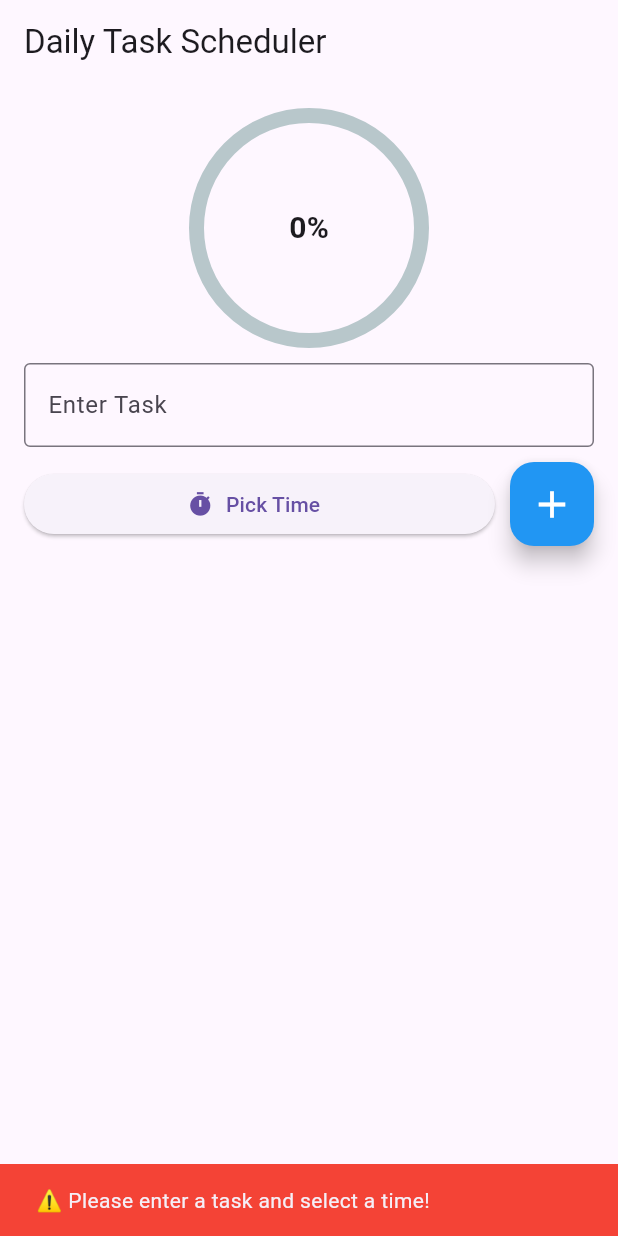
After one commit to Prashantkumar957/ai_study_assistant, a Flutter app: the TaskSchedulerPage screen opened directly, after a tap on the "add" icon, on a phone screen of 412 x 824 dp. The commit adds this screen. Run offline on Flutter 3.47's test engine with Material 3 defaults, Android fonts, the phone set to English and light mode, and no system bars; drawn by our look-alikes of percent_indicator; our stand-ins replace cloud_firestore, firebase_auth, firebase_core, google_fonts, google_sign_in; accounts and stored records are empty.

Commit message:
working on Weekly task

```diff
--- /dev/null
+++ b/lib/Screens/daily_task.dart
@@ -0,0 +1,230 @@
+import 'package:flutter/material.dart';
+import 'package:cloud_firestore/cloud_firestore.dart';
+import 'package:firebase_auth/firebase_auth.dart';
+import 'package:firebase_core/firebase_core.dart';
+import 'package:intl/intl.dart';
+import 'package:percent_indicator/circular_percent_indicator.dart';
+
+void main() async {
+  WidgetsFlutterBinding.ensureInitialized();
+  await Firebase.initializeApp();
+  runApp(MyApp());
+}
+
+class MyApp extends StatelessWidget {
+  @override
+  Widget build(BuildContext context) {
+    return MaterialApp(
+      debugShowCheckedModeBanner: false,
+      home: TaskSchedulerPage(),
+    );
+  }
+}
+
+class TaskSchedulerPage extends StatefulWidget {
+  @override
+  _TaskSchedulerPageState createState() => _TaskSchedulerPageState();
+}
+
+class _TaskSchedulerPageState extends State<TaskSchedulerPage> {
+  final TextEditingController _taskController = TextEditingController();
+  TimeOfDay? _selectedTime;
+  List<Map<String, dynamic>> tasks = [];
+  double progress = 0.0;
+  String? userEmail;
+
+  void _deleteTask(int index) async {
+    String taskId = tasks[index]['id'];
+
+    try {
+      await FirebaseFirestore.instance.collection('tasks').doc(taskId).delete();
+
+      setState(() {
+        tasks.removeAt(index);
+        _updateProgress();
+      });
+
+      _showSnackbar('🗑️ Task deleted!', Colors.red);
+    } catch (e) {
+      _showSnackbar('❌ Error deleting task!', Colors.red);
+    }
+  }
+
+  @override
+  void initState() {
+    super.initState();
+    _getUser();
+  }
+
+  void _getUser() async {
+    User? user = FirebaseAuth.instance.currentUser;
+    if (user != null) {
+      setState(() {
+        userEmail = user.email;
+      });
+      _fetchTasks();
+    }
+  }
+
+  void _fetchTasks() async {
+    if (userEmail == null) return;
+    String today = DateFormat('yyyy-MM-dd').format(DateTime.now());
+
+    try {
+      var snapshot = await FirebaseFirestore.instance
+          .collection('tasks')
+          .where('userEmail', isEqualTo: userEmail)
+          .where('date', isEqualTo: today)
+          .get();
+
+      setState(() {
+        tasks = snapshot.docs.map((doc) => {
+          'id': doc.id,
+          'task': doc['task'],
+          'time': doc['time'],
+          'completed': doc['completed'],
+        }).toList();
+        _updateProgress();
+      });
+    } catch (e) {
+      print("❌ Error fetching tasks: $e");
+    }
+  }
+
+  void _addTask() async {
+    if (_taskController.text.trim().isEmpty || _selectedTime == null || userEmail == null) {
+      _showSnackbar('⚠️ Please enter a task and select a time!', Colors.red);
+      return;
+    }
+
+    String formattedTime = DateFormat('hh:mm a').format(
+      DateTime(0, 0, 0, _selectedTime!.hour, _selectedTime!.minute),
+    );
+    String today = DateFormat('yyyy-MM-dd').format(DateTime.now());
+
+    try {
+      DocumentReference docRef = await FirebaseFirestore.instance.collection('tasks').add({
+        'task': _taskController.text.trim(),
+        'time': formattedTime,
+        'date': today,
+        'completed': false,
+        'userEmail': userEmail,
+      });
+
+      setState(() {
+        tasks.add({'id': docRef.id, 'task': _taskController.text.trim(), 'time': formattedTime, 'completed': false});
+        _taskController.clear();
+        _selectedTime = null;
+        _updateProgress();
+      });
+
+      _showSnackbar('✅ Task added successfully!', Colors.green);
+    } catch (e) {
+      _showSnackbar('❌ Failed to add task!', Colors.red);
+    }
+  }
+
+  void _updateProgress() {
+    int completedTasks = tasks.where((task) => task['completed']).length;
+    setState(() {
+      progress = tasks.isEmpty ? 0 : completedTasks / tasks.length;
+    });
+  }
+
+  void _toggleTaskCompletion(int index) async {
+    String taskId = tasks[index]['id'];
+    bool newStatus = !tasks[index]['completed'];
+    await FirebaseFirestore.instance.collection('tasks').doc(taskId).update({'completed': newStatus});
+    setState(() {
+      tasks[index]['completed'] = newStatus;
+      _updateProgress();
+    });
+  }
+
+  void _pickTime() async {
+    TimeOfDay? pickedTime = await showTimePicker(
+      context: context,
+      initialTime: TimeOfDay.now(),
+    );
+    if (pickedTime != null) {
+      setState(() {
+        _selectedTime = pickedTime;
+      });
+    }
+  }
+
+  void _showSnackbar(String message, Color color) {
+    ScaffoldMessenger.of(context).showSnackBar(
+      SnackBar(content: Text(message), backgroundColor: color),
+    );
+  }
+
+  @override
+  Widget build(BuildContext context) {
+    return Scaffold(
+      appBar: AppBar(title: Text('Daily Task Scheduler')),
+      body: Padding(
+        padding: const EdgeInsets.all(16.0),
+        child: Column(
+          children: [
+            CircularPercentIndicator(
+              radius: 80.0,
+              lineWidth: 10.0,
+              percent: progress,
+              center: Text("${(progress * 100).toInt()}%", style: TextStyle(fontSize: 20, fontWeight: FontWeight.bold)),
+              progressColor: Colors.blue,
+            ),
+            const SizedBox(height: 10),
+            TextField(
+              controller: _taskController,
+              decoration: InputDecoration(
+                labelText: 'Enter Task',
+                border: OutlineInputBorder(),
+              ),
+            ),
+            const SizedBox(height: 10),
+            Row(
+              children: [
+                Expanded(
+                  child: ElevatedButton.icon(
+                    onPressed: _pickTime,
+                    icon: Icon(Icons.timer),
+                    label: Text(_selectedTime == null ? 'Pick Time' : _selectedTime!.format(context)),
+                  ),
+                ),
+                const SizedBox(width: 10),
+                FloatingActionButton(
+                  onPressed: _addTask,
+                  child: Icon(Icons.add, size: 30, color: Colors.white),
+                  backgroundColor: Colors.blue,
+                ),
+              ],
+            ),
+            Expanded(
+              child: ListView.builder(
+                itemCount: tasks.length,
+                itemBuilder: (context, index) {
+                  return Card(
+                    margin: EdgeInsets.symmetric(vertical: 5),
+                    child: ListTile(
+                      leading: Checkbox(
+                        value: tasks[index]['completed'],
+                        onChanged: (value) => _toggleTaskCompletion(index),
+                      ),
+                      title: Text(tasks[index]['task'], style: TextStyle(fontSize: 18, fontWeight: FontWeight.bold)),
+                      subtitle: Text('Time: ${tasks[index]['time']}'),
+                      trailing: IconButton(
+                        icon: Icon(Icons.cancel, color: Colors.red),
+                        onPressed: () => _deleteTask(index),
+                      ),
+                    ),
+                  );
+                },
+              ),
+            ),
+          ],
+        ),
+      ),
+    );
+  }
+}
--- a/pubspec.yaml
+++ b/pubspec.yaml
@@ -48,9 +48,13 @@ dev_dependencies:
   google_fonts: ^6.2.1
   firebase_core: ^3.9.0
   firebase_auth: ^5.3.4
+  cloud_firestore: ^5.6.3
+  percent_indicator: ^4.2.4
+
   google_sign_in: ^6.2.2
   fluttertoast: ^8.2.10
   provider: ^6.1.2
+  shared_preferences: ^2.2.2
 
   http: ^1.3.0
 
```
Also changed, not shown: lib/Authentication_Pages/SignUp.dart (+26 -10 lines), lib/Home/Home.dart (+88 -18 lines), lib/Screens/settings.dart (+7 -3 lines), lib/main.dart (+6 -1 lines), pubspec.lock, 4 other files.
